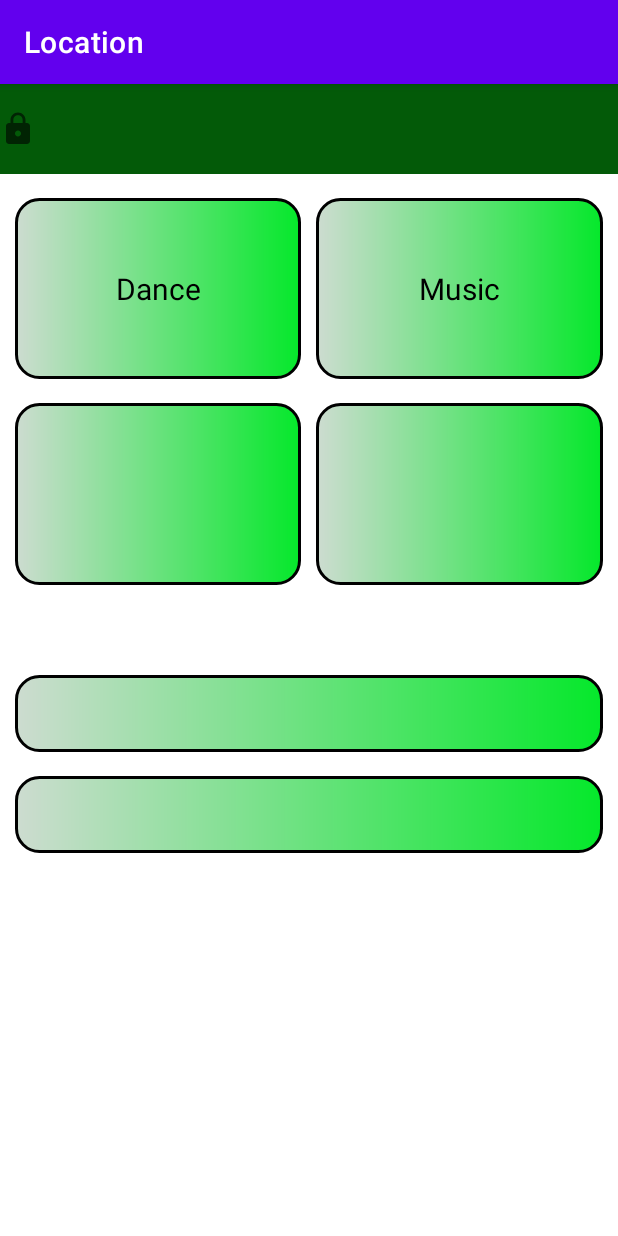
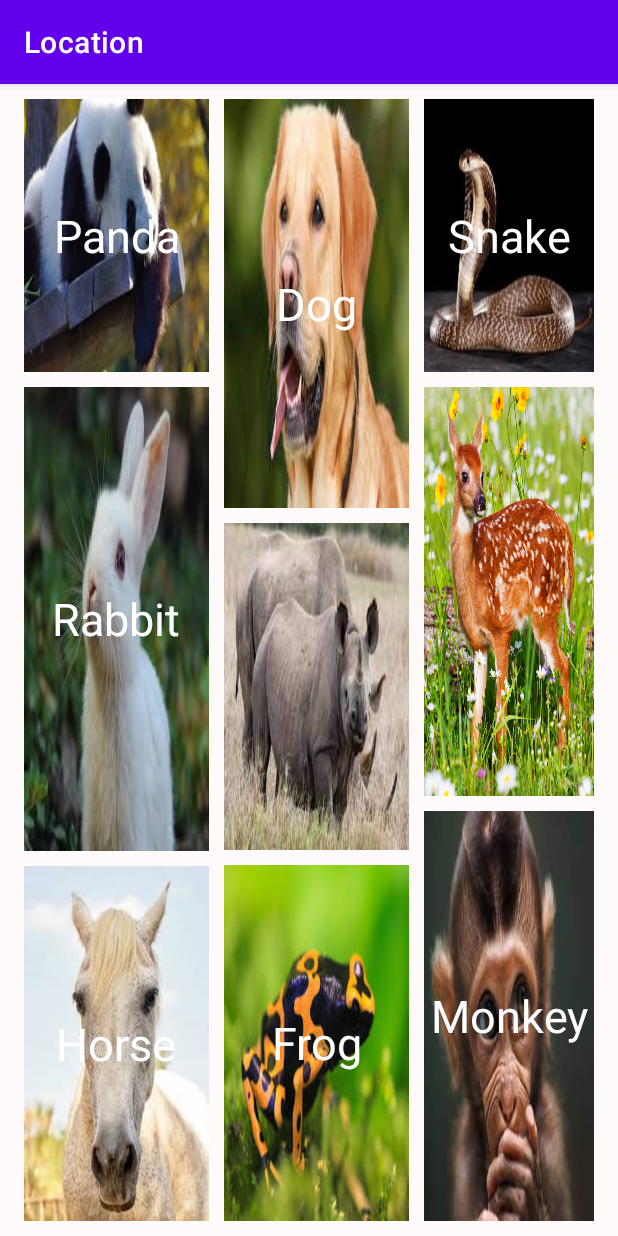
Before and after one commit to lismaMyson/GetLocation, an Android app: the DemoActivity screen opened directly, with no data from a screen before it, on a phone screen of 412 x 824 dp. Run offline under Robolectric (Android 15) with nearby library versions, the phone set to English and light mode, and no system bars.

```diff
--- a/app/build.gradle
+++ b/app/build.gradle
@@ -34,6 +34,7 @@ dependencies {
     implementation 'androidx.constraintlayout:constraintlayout:2.1.0'
     implementation 'com.google.android.gms:play-services-location:18.0.0'
     testImplementation 'junit:junit:4.+'
+    implementation 'androidx.recyclerview:recyclerview:1.1.0'
     androidTestImplementation 'androidx.test.ext:junit:1.1.3'
     androidTestImplementation 'androidx.test.espresso:espresso-core:3.4.0'
 }
--- a/app/src/main/java/com/example/location/DesignActivity.java
+++ b/app/src/main/java/com/example/location/DesignActivity.java
@@ -2,13 +2,28 @@ package com.example.location;
 
 import androidx.appcompat.app.AppCompatActivity;
 
+import android.content.Context;
+import android.content.Intent;
 import android.os.Bundle;
+import android.view.View;
+import android.widget.Button;
 
 public class DesignActivity extends AppCompatActivity {
+    Button btSettings;
+    Context context;
 
     @Override
     protected void onCreate(Bundle savedInstanceState) {
         super.onCreate(savedInstanceState);
+        context=this;
         setContentView(R.layout.activity_design);
+        btSettings=findViewById(R.id.btSettings);
+        btSettings.setOnClickListener(new View.OnClickListener() {
+            @Override
+            public void onClick(View view) {
+                Intent i=new Intent(context,DemoActivity.class);
+                startActivity(i);
+            }
+        });
     }
 }
--- a/app/src/main/res/drawable/bt_shape.xml
+++ b/app/src/main/res/drawable/bt_shape.xml
@@ -1,10 +1,7 @@
 <?xml version="1.0" encoding="utf-8"?>
 <shape xmlns:android="http://schemas.android.com/apk/res/android">
     <corners android:radius="15dp"/>
-    <solid android:color="@color/white"/>
-    <stroke android:width="2dp" android:color="@color/black"/>
-    <gradient
-        android:angle="180"
-        android:startColor="#05E82B"
-        android:endColor="#CDDCD0"/>
+    <solid android:color="#EDE8E8"/>
+    <stroke android:width="2dp" android:color="#CFCACA"/>
+
 </shape>
--- /dev/null
+++ b/app/src/main/res/drawable/design_gradient_shape.xml
@@ -0,0 +1,7 @@
+<?xml version="1.0" encoding="utf-8"?>
+<shape xmlns:android="http://schemas.android.com/apk/res/android">
+    <gradient
+        android:angle="180"
+        android:startColor="#959595"
+        android:endColor="#FFFFFF"/>
+</shape>
--- a/app/src/main/res/drawable/ic_baseline_person_24.xml
+++ b/app/src/main/res/drawable/ic_baseline_person_24.xml
@@ -1,6 +1,6 @@
 <vector xmlns:android="http://schemas.android.com/apk/res/android"
-    android:width="32dp"
-    android:height="32dp"
+    android:width="40dp"
+    android:height="40dp"
     android:viewportWidth="24"
     android:viewportHeight="24"
     android:tint="?attr/colorControlNormal">
--- a/app/src/main/res/layout/activity_demo.xml
+++ b/app/src/main/res/layout/activity_demo.xml
@@ -3,99 +3,135 @@
     xmlns:tools="http://schemas.android.com/tools"
     android:layout_width="match_parent"
     android:layout_height="match_parent"
-    android:orientation="vertical"
-    android:weightSum="10"
+    android:layout_weight="3"
+    android:background="#FFFAFA"
+    android:orientation="horizontal"
     tools:context=".DemoActivity">
+
     <LinearLayout
-        android:layout_width="match_parent"
-        android:layout_height="0dp"
-        android:orientation="horizontal"
-        android:background="#035A08"
-        android:layout_weight="1">
-        <ImageView
-            android:layout_width="wrap_content"
-            android:layout_height="match_parent"
-            android:layout_marginEnd="10dp"
-            android:contentDescription="@string/app_name"
-            android:src="@drawable/ic_baseline_lock_24" />
+        android:layout_width="0dp"
+        android:layout_height="match_parent"
+        android:layout_marginStart="16dp"
+        android:layout_weight="1"
+        android:orientation="vertical"
+        android:weightSum="4">
+        <TextView
+            android:layout_width="match_parent"
+            android:layout_height="0dp"
+            android:layout_marginTop="10dp"
+            android:layout_weight="1"
+            android:text="Panda"
+            android:textSize="30dp"
+            android:gravity="center"
+            android:textColor="@color/white"
+            android:background="@drawable/img_5" />
+
+        <TextView
+            android:layout_width="match_parent"
+            android:layout_height="0dp"
+            android:layout_marginTop="10dp"
+            android:text="Rabbit"
+            android:gravity="center"
+            android:textColor="@color/white"
+            android:textSize="30dp"
+            android:layout_weight="1.7"
+            android:background="@drawable/img_7"
+            tools:ignore="Suspicious0dp" />
+
+        <TextView
+            android:layout_width="match_parent"
+            android:layout_height="0dp"
+            android:layout_marginTop="10dp"
+            android:text="Horse"
+            android:textColor="@color/white"
+            android:textSize="30dp"
+            android:gravity="center"
+            android:layout_marginBottom="10dp"
+            android:layout_weight="1.3"
+            android:background="@drawable/img_8" />
     </LinearLayout>
 
     <LinearLayout
-        android:layout_width="match_parent"
-        android:layout_height="0dp"
-        android:layout_marginTop="16dp"
-        android:layout_weight="2"
-        android:orientation="horizontal">
+        android:layout_width="0dp"
+        android:layout_height="match_parent"
+        android:layout_marginStart="10dp"
+        android:layout_marginTop="10dp"
+        android:layout_weight="1"
+        android:orientation="vertical"
+        android:weightSum="4">
 
         <TextView
-            android:id="@+id/tv1"
-            android:layout_width="0dp"
-            android:layout_height="match_parent"
-            android:layout_marginStart="10dp"
-            android:layout_weight="1"
+            android:layout_width="match_parent"
+            android:layout_height="0dp"
+            android:layout_weight="1.5"
+            android:text="Dog"
+            android:textSize="30dp"
             android:gravity="center"
-            android:text="Dance"
-            android:background="@drawable/bt_shape"
-            android:textColor="@color/black"
-            android:textSize="20dp" />
+            android:textColor="@color/white"
+            android:background="@drawable/img_3" />
 
         <TextView
-            android:id="@+id/tv2"
-            android:layout_width="0dp"
-            android:layout_height="match_parent"
-            android:layout_marginStart="10dp"
-            android:layout_marginEnd="10dp"
-            android:layout_weight="1"
-            android:text="Music"
-            android:background="@drawable/bt_shape"
-            android:textSize="20dp"
-            android:textColor="@color/black"
-            android:gravity="center"/>
+            android:layout_width="match_parent"
+            android:layout_height="0dp"
+            android:layout_marginTop="10dp"
+            android:layout_weight="1.2"
+            android:background="@drawable/img_4"
+            tools:ignore="Suspicious0dp" />
+
+        <TextView
+            android:layout_width="match_parent"
+            android:layout_height="0dp"
+            android:layout_marginTop="10dp"
+            android:layout_marginBottom="10dp"
+            android:layout_weight="1.3"
+            android:text="Frog"
+            android:textSize="30dp"
+            android:textColor="@color/white"
+            android:gravity="center"
+            android:background="@drawable/img_9" />
 
     </LinearLayout>
 
     <LinearLayout
-        android:layout_width="match_parent"
-        android:layout_height="0dp"
-        android:layout_marginTop="16dp"
-        android:layout_weight="2"
-        android:orientation="horizontal">
+        android:layout_width="0dp"
+        android:layout_height="match_parent"
+        android:layout_weight="1"
+        android:weightSum="4"
+        android:layout_marginEnd="16dp"
+        android:orientation="vertical">
 
         <TextView
-            android:layout_width="0dp"
-            android:layout_height="match_parent"
+            android:layout_width="match_parent"
+            android:layout_height="0dp"
             android:layout_marginStart="10dp"
-            android:background="@drawable/bt_shape"
-            android:layout_weight="1" />
+            android:layout_marginTop="10dp"
+            android:layout_weight="1"
+            android:text="Snake"
+            android:textColor="@color/white"
+            android:textSize="30dp"
+            android:gravity="center"
+            android:background="@drawable/img_2" />
 
         <TextView
-            android:layout_width="0dp"
-            android:layout_height="match_parent"
+            android:layout_width="match_parent"
+            android:layout_height="0dp"
+            android:layout_weight="1.5"
+            android:background="@drawable/img"
             android:layout_marginStart="10dp"
-            android:layout_marginEnd="10dp"
-            android:layout_weight="1"
-            android:background="@drawable/bt_shape" />
-
+            android:layout_marginTop="10dp"
+            tools:ignore="Suspicious0dp" />
+        <TextView
+            android:layout_width="match_parent"
+            android:layout_height="0dp"
+            android:layout_weight="1.5"
+            android:background="@drawable/img_1"
+            android:layout_marginStart="10dp"
+            android:layout_marginBottom="10dp"
+            android:textSize="30dp"
+            android:text="Monkey"
+            android:textColor="@color/white"
+            android:gravity="center"
+            android:layout_marginTop="10dp"
+            tools:ignore="Suspicious0dp" />
     </LinearLayout>
-
-    <TextView
-        android:layout_width="match_parent"
-        android:gravity="center"
-        android:layout_weight=".4"
-        android:layout_height="wrap_content"
-        android:layout_marginStart="10dp"
-        android:layout_marginEnd="10dp"
-        android:background="@drawable/bt_shape"
-        android:layout_marginTop="60dp"
-        android:textSize="20dp" />
-    <TextView
-        android:layout_width="match_parent"
-        android:gravity="center"
-        android:layout_weight=".4"
-        android:layout_height="wrap_content"
-        android:layout_marginStart="10dp"
-        android:layout_marginEnd="10dp"
-        android:background="@drawable/bt_shape"
-        android:layout_marginTop="16dp"
-        android:textSize="20dp" />
 </LinearLayout>
--- a/app/src/main/res/layout/activity_design.xml
+++ b/app/src/main/res/layout/activity_design.xml
@@ -4,7 +4,7 @@
     xmlns:tools="http://schemas.android.com/tools"
     android:layout_width="match_parent"
     android:layout_height="match_parent"
-    android:background="#E4E2E2"
+    android:background="@drawable/design_gradient_shape"
     android:weightSum="11"
     android:orientation="vertical"
     tools:context=".DesignActivity">
@@ -50,7 +50,7 @@
                 android:layout_height="wrap_content"
                 android:layout_marginTop="10dp"
                 android:gravity="center"
-                android:text="PROFILE"
+                android:text="@string/profile"
                 android:textColor="@color/black"
                 android:textStyle="bold" />
 
@@ -80,7 +80,7 @@
                 android:layout_height="wrap_content"
                 android:layout_marginTop="10dp"
                 android:gravity="center"
-                android:text="EVENTS"
+                android:text="@string/events"
                 android:textColor="@color/black"
                 android:textStyle="bold" />
         </LinearLayout>
@@ -117,7 +117,7 @@
                 android:layout_height="wrap_content"
                 android:layout_marginTop="10dp"
                 android:gravity="center"
-                android:text="STAFFS"
+                android:text="@string/staffs"
                 android:textColor="@color/black"
                 android:textStyle="bold" />
 
@@ -147,7 +147,7 @@
                 android:layout_height="wrap_content"
                 android:layout_marginTop="10dp"
                 android:gravity="center"
-                android:text="ATTENDANCE"
+                android:text="@string/attendance"
                 android:textColor="@color/black"
                 android:textStyle="bold" />
         </LinearLayout>
@@ -184,7 +184,7 @@
                 android:layout_height="wrap_content"
                 android:layout_marginTop="10dp"
                 android:gravity="center"
-                android:text="CHAT BOX"
+                android:text="@string/chat_box"
                 android:textColor="@color/black"
                 android:textStyle="bold" />
 
@@ -214,7 +214,7 @@
                 android:layout_height="wrap_content"
                 android:layout_marginTop="10dp"
                 android:gravity="center"
-                android:text="GRADING"
+                android:text="@string/grading"
                 android:textColor="@color/black"
                 android:textStyle="bold" />
         </LinearLayout>
@@ -251,7 +251,7 @@
                 android:layout_height="wrap_content"
                 android:layout_marginTop="10dp"
                 android:gravity="center"
-                android:text="ALBUM"
+                android:text="@string/album"
                 android:textColor="@color/black"
                 android:textStyle="bold" />
 
@@ -281,7 +281,7 @@
                 android:layout_height="wrap_content"
                 android:layout_marginTop="10dp"
                 android:gravity="center"
-                android:text="ATTENDANCE"
+                android:text="@string/attendance"
                 android:textColor="@color/black"
                 android:textStyle="bold" />
         </LinearLayout>
@@ -295,15 +295,17 @@
         android:orientation="horizontal">
 
         <androidx.appcompat.widget.AppCompatButton
+            android:id="@+id/btSettings"
             android:layout_width="0dp"
             android:paddingTop="10dp"
             android:layout_height="match_parent"
             android:layout_margin="8dp"
             android:layout_weight="1"
+            android:textStyle="bold"
             android:background="@drawable/tv_design_shape"
             android:drawableTop="@drawable/ic_baseline_settings_24"
             android:drawableTint="#95928F"
-            android:text="SETTINGS" />
+            android:text="@string/settings" />
 
         <androidx.appcompat.widget.AppCompatButton
             android:layout_width="0dp"
@@ -311,9 +313,10 @@
             android:layout_margin="8dp"
             android:paddingTop="10dp"
             android:layout_weight="1"
+            android:textStyle="bold"
             android:background="@drawable/tv_design_shape"
             android:drawableTop="@drawable/ic_baseline_school_24"
             android:drawableTint="#B02727"
-            android:text="EDUCATION" />
+            android:text="@string/education" />
     </LinearLayout>
 </LinearLayout>
--- a/app/src/main/res/values/colors.xml
+++ b/app/src/main/res/values/colors.xml
@@ -7,4 +7,9 @@
     <color name="teal_700">#FF018786</color>
     <color name="black">#FF000000</color>
     <color name="white">#FFFFFFFF</color>
+    <color name="red">#F30C0C</color>
+    <color name="green">#94F89E</color>
+    <color name="yellow">#F1D752</color>
+    <color name="pink">#FF367A</color>
+    <color name="colorBlue">#AEE4F4</color>
 </resources>
--- a/app/src/main/res/values/strings.xml
+++ b/app/src/main/res/values/strings.xml
@@ -2,4 +2,13 @@
     <string name="app_name">Location</string>
     <string name="get_location">Get Location</string>
     <string name="student_portal">STUDENT PORTAL</string>
+    <string name="profile">PROFILE</string>
+    <string name="events">EVENTS</string>
+    <string name="staffs">STAFFS</string>
+    <string name="attendance">ATTENDANCE</string>
+    <string name="chat_box">CHAT BOX</string>
+    <string name="grading">GRADING</string>
+    <string name="album">ALBUM</string>
+    <string name="education">EDUCATION</string>
+    <string name="settings">SETTINGS</string>
 </resources>
```
Also changed, not shown: app/src/main/res/drawable/img.png (added), app/src/main/res/drawable/img_1.png (added), app/src/main/res/drawable/img_2.png (added), app/src/main/res/drawable/img_3.png (added), app/src/main/res/drawable/img_4.png (added), app/src/main/res/drawable/img_5.png (added), app/src/main/res/drawable/img_6.png (added), app/src/main/res/drawable/img_7.png (added), app/src/main/res/drawable/img_8.png (added), app/src/main/res/drawable/img_9.png (added).
